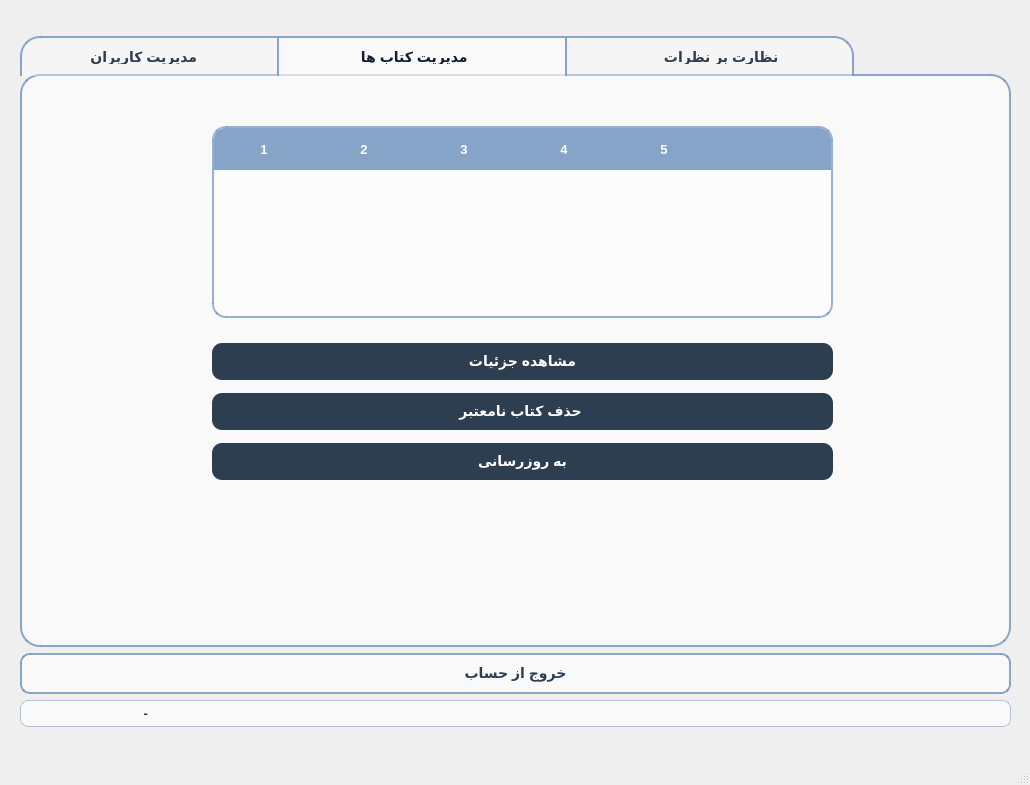
This is client/adminmainwindow.ui in afkhamis1386-afk/bookCLUB_Project as Qt 5 draws it before an edit. The edited form follows.
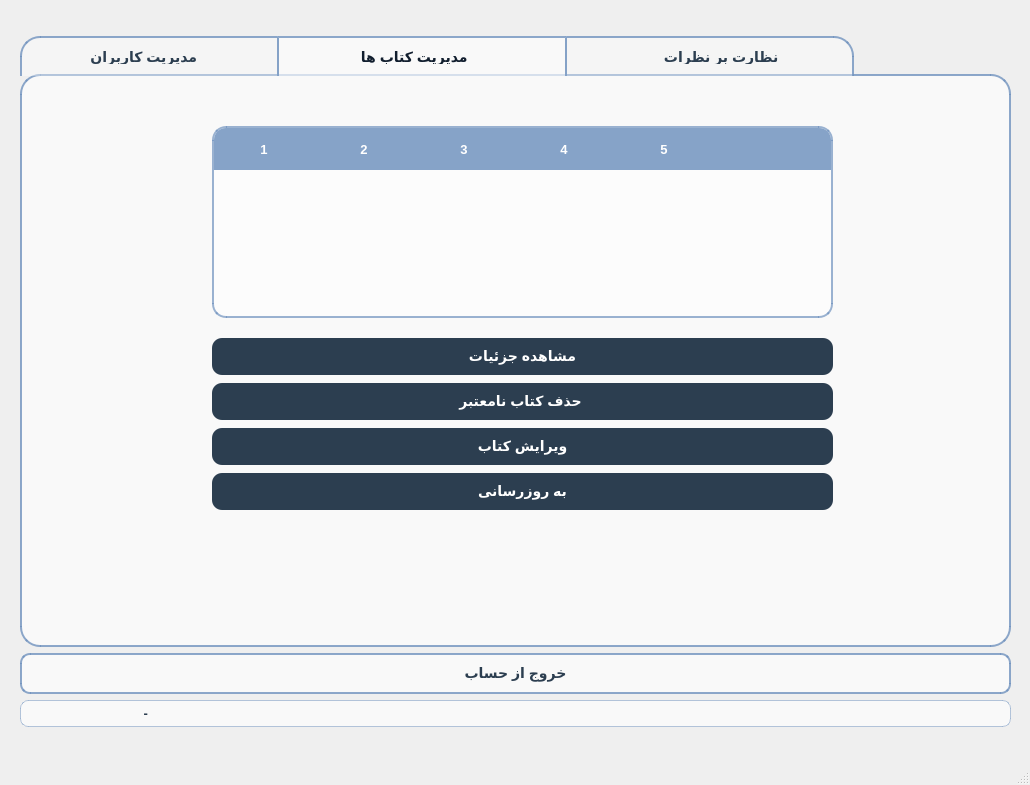
This is the edited form. The open tabs and pages were chosen to show the change. Icons and pictures are not drawn.

Commit message: feat(admin-ui): add book editing support

Diff of the .ui file:
```diff
--- a/client/adminmainwindow.ui
+++ b/client/adminmainwindow.ui
@@ -415,13 +415,13 @@
         <column/>
         <column/>
        </widget>
-       <widget class="QWidget" name="layoutWidget">
+       <widget class="QWidget" name="layoutWidget_books">
         <property name="geometry">
          <rect>
           <x>170</x>
           <y>240</y>
           <width>621</width>
-          <height>151</height>
+          <height>179</height>
          </rect>
         </property>
         <layout class="QVBoxLayout" name="verticalLayout_2">
@@ -439,6 +439,13 @@
            </property>
           </widget>
          </item>
+         <item>
+          <widget class="QPushButton" name="editBookButton">
+           <property name="text">
+            <string>ویرایش کتاب</string>
+           </property>
+          </widget>
+         </item>
          <item>
           <widget class="QPushButton" name="refreshBooksButton">
            <property name="text">
```
Left out of the diff: 6 changed lines with no effect on the pictures. The commit also changes 2 other files.
